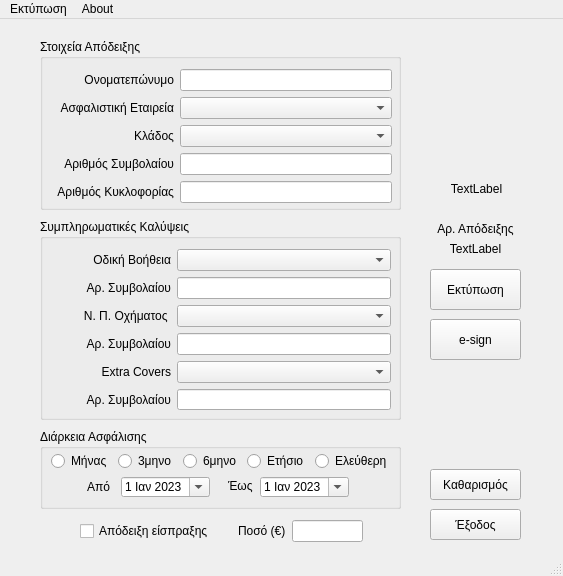
This is src/receipt.ui in nmaragos/domino as Qt 5 draws it before an edit. The edited form follows.
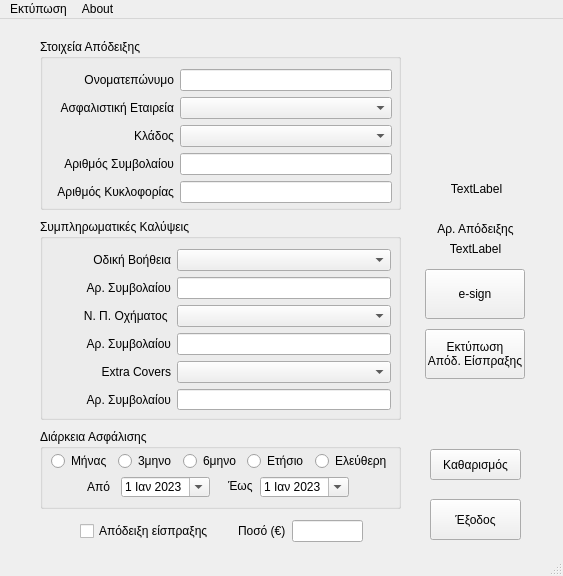
This is the edited form. Icons and pictures are not drawn.

Commit message: Swap print functions and change e-sign button position.

What changed in the file:
```diff
--- a/src/receipt.ui
+++ b/src/receipt.ui
@@ -494,23 +494,24 @@
    <widget class="QPushButton" name="btn_print">
     <property name="geometry">
      <rect>
-      <x>430</x>
-      <y>250</y>
-      <width>91</width>
-      <height>41</height>
+      <x>425</x>
+      <y>310</y>
+      <width>100</width>
+      <height>50</height>
      </rect>
     </property>
     <property name="text">
-     <string>Εκτύπωση</string>
+     <string>Εκτύπωση
+Απόδ. Είσπραξης</string>
     </property>
    </widget>
    <widget class="QPushButton" name="btn_exit">
     <property name="geometry">
      <rect>
       <x>430</x>
-      <y>490</y>
+      <y>480</y>
       <width>91</width>
-      <height>31</height>
+      <height>41</height>
      </rect>
     </property>
     <property name="text">
@@ -521,7 +522,7 @@
     <property name="geometry">
      <rect>
       <x>430</x>
-      <y>450</y>
+      <y>430</y>
       <width>91</width>
       <height>31</height>
      </rect>
@@ -588,10 +589,10 @@
    <widget class="QPushButton" name="btn_e_sign">
     <property name="geometry">
      <rect>
-      <x>430</x>
-      <y>300</y>
-      <width>91</width>
-      <height>41</height>
+      <x>425</x>
+      <y>250</y>
+      <width>100</width>
+      <height>50</height>
      </rect>
     </property>
     <property name="text">
```
Left out of the diff: 5 changed lines with no effect on the pictures. The commit also changes 1 other file.
